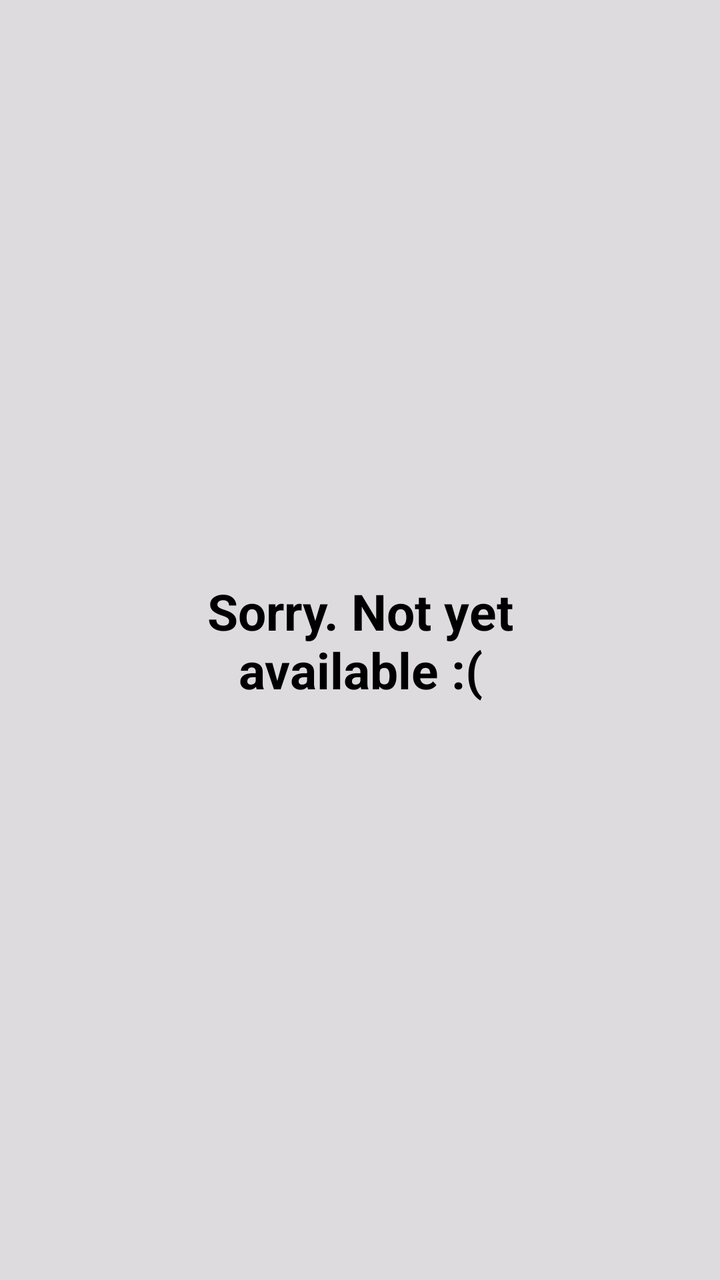
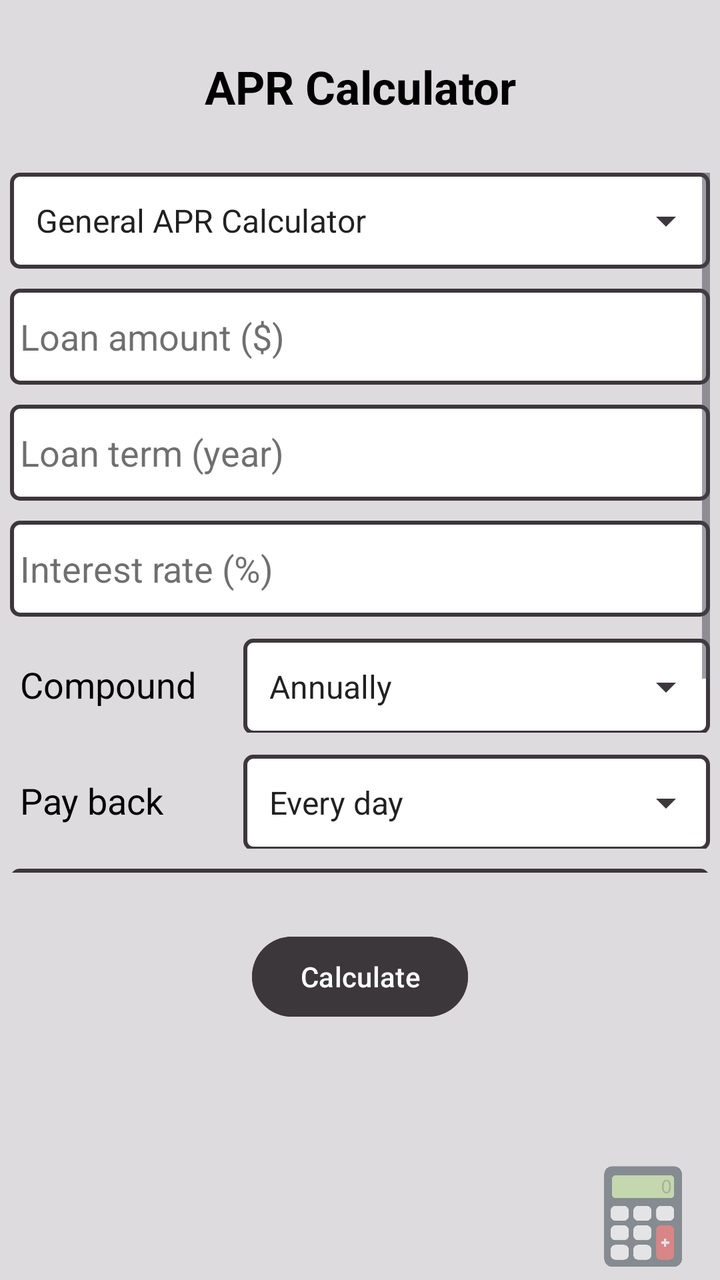

Compare the two renders of this Android layout. The source of the first and the diff that turns it into the second are given below.
<!-- AndroidManifest.xml: application theme Theme.FinCal -->
<!-- res/layout/activity_category1_option9.xml -->
<?xml version="1.0" encoding="utf-8"?>
<androidx.constraintlayout.widget.ConstraintLayout xmlns:android="http://schemas.android.com/apk/res/android"
    xmlns:app="http://schemas.android.com/apk/res-auto"
    xmlns:tools="http://schemas.android.com/tools"
    android:id="@+id/main"
    android:layout_width="match_parent"
    android:layout_height="match_parent"
    android:background="@color/app_background"
    tools:context=".Category1Option9Activity">

    <TextView
        android:id="@+id/notReadyMessage"
        android:layout_width="271dp"
        android:layout_height="91dp"
        android:gravity="center"
        android:text="@string/not_available"
        android:textColor="@color/text_primary"
        android:textSize="25sp"
        android:textStyle="bold"
        app:layout_constraintBottom_toBottomOf="parent"
        app:layout_constraintEnd_toEndOf="parent"
        app:layout_constraintStart_toStartOf="parent"
        app:layout_constraintTop_toTopOf="parent" />
</androidx.constraintlayout.widget.ConstraintLayout>
<!-- resources referenced by this layout -->
<resources>
  <color name="app_background">#DDDBDE</color>
  <color name="text_primary">#000000</color>
  <string name="not_available">Sorry. Not yet available  :(</string>
  <style name="Theme.FinCal" parent="Base.Theme.FinCal" />
  <color name="button_navigation">#3B373B</color>
  <!-- unchanged entries left out for length: 1 -->
</resources>

<!-- the commit's change to res/layout/activity_category1_option9.xml (unified diff, before → after) -->
@@ -9,16 +9,318 @@
     tools:context=".Category1Option9Activity">
 
     <TextView
-        android:id="@+id/notReadyMessage"
-        android:layout_width="271dp"
-        android:layout_height="91dp"
+        android:id="@+id/optionsTitle"
+        android:layout_width="wrap_content"
+        android:layout_height="wrap_content"
         android:gravity="center"
-        android:text="@string/not_available"
+        android:text="@string/calc_apr"
         android:textColor="@color/text_primary"
-        android:textSize="25sp"
+        android:textSize="23sp"
         android:textStyle="bold"
+        app:layout_constraintBottom_toTopOf="@id/scrollView"
+        app:layout_constraintEnd_toEndOf="parent"
+        app:layout_constraintStart_toStartOf="parent"
+        app:layout_constraintTop_toTopOf="parent" />
+
+    <ScrollView
+        android:id="@+id/scrollView"
+        android:layout_width="350dp"
+        android:layout_height="350dp"
+        app:layout_constraintBottom_toTopOf="@id/calculateButton"
+        app:layout_constraintEnd_toEndOf="parent"
+        app:layout_constraintStart_toStartOf="parent"
+        app:layout_constraintTop_toBottomOf="@id/optionsTitle">
+
+        <LinearLayout
+            android:id="@+id/optionsLayout"
+            android:layout_width="match_parent"
+            android:layout_height="wrap_content"
+            android:orientation="vertical">
+
+
+            <Spinner
+                android:id="@+id/refAPRSpinner"
+                android:layout_width="match_parent"
+                android:layout_height="48dp"
+                android:layout_marginBottom="10dp"
+                android:background="@drawable/spinner_background"
+                android:entries="@array/ref_apr_options"
+                android:paddingStart="5dp"
+                android:paddingEnd="5dp"
+                android:theme="@style/ThemeOverlay.AppCompat.Light" />
+
+            <EditText
+                android:id="@+id/houseValue"
+                android:layout_width="match_parent"
+                android:layout_height="48dp"
+                android:layout_marginBottom="10dp"
+                android:background="@drawable/edit_text_border"
+                android:ems="10"
+                android:gravity="center_vertical"
+                android:hint="@string/house_value"
+                android:importantForAutofill="no"
+                android:inputType="numberDecimal"
+                android:paddingStart="5dp"
+                android:paddingEnd="5dp"
+                android:textColor="@color/text_primary"
+                android:textColorHint="@color/text_hint_color"
+                android:visibility="gone"
+                tools:ignore="DuplicateSpeakableTextCheck"
+                tools:visibility="visible" />
+
+            <EditText
+                android:id="@+id/downPayment"
+                android:layout_width="match_parent"
+                android:layout_height="48dp"
+                android:layout_marginBottom="10dp"
+                android:background="@drawable/edit_text_border"
+                android:ems="10"
+                android:gravity="center_vertical"
+                android:hint="@string/down_payment_percent"
+                android:importantForAutofill="no"
+                android:inputType="numberDecimal"
+                android:paddingStart="5dp"
+                android:paddingEnd="5dp"
+                android:textColor="@color/text_primary"
+                android:textColorHint="@color/text_hint_color"
+                android:visibility="gone"
+                tools:visibility="visible" />
+
+            <EditText
+                android:id="@+id/loanAmount"
+                android:layout_width="match_parent"
+                android:layout_height="48dp"
+                android:layout_marginBottom="10dp"
+                android:background="@drawable/edit_text_border"
+                android:ems="10"
+                android:gravity="center_vertical"
+                android:hint="@string/loan_amount"
+                android:importantForAutofill="no"
+                android:inputType="numberDecimal"
+                android:paddingStart="5dp"
+                android:paddingEnd="5dp"
+                android:textColor="@color/text_primary"
+                android:textColorHint="@color/text_hint_color"
+                android:visibility="visible" />
+
+            <EditText
+                android:id="@+id/loanTerm"
+                android:layout_width="match_parent"
+                android:layout_height="48dp"
+                android:layout_marginBottom="10dp"
+                android:background="@drawable/edit_text_border"
+                android:ems="10"
+                android:gravity="center_vertical"
+                android:hint="@string/loan_term"
+                android:importantForAutofill="no"
+                android:inputType="numberDecimal"
+                android:paddingStart="5dp"
+                android:paddingEnd="5dp"
+                android:textColor="@color/text_primary"
+                android:textColorHint="@color/text_hint_color"
+                android:visibility="visible" />
+
+            <EditText
+                android:id="@+id/interestRate"
+                android:layout_width="match_parent"
+                android:layout_height="48dp"
+                android:layout_marginBottom="10dp"
+                android:background="@drawable/edit_text_border"
+                android:ems="10"
+                android:gravity="center_vertical"
+                android:hint="@string/interest_rate"
+                android:importantForAutofill="no"
+                android:inputType="numberDecimal"
+                android:paddingStart="5dp"
+                android:paddingEnd="5dp"
+                android:textColor="@color/text_primary"
+                android:textColorHint="@color/text_hint_color"
+                android:visibility="visible" />
+
+            <LinearLayout
+                android:layout_width="match_parent"
+                android:layout_height="wrap_content"
+                android:orientation="horizontal"
+                android:paddingBottom="10dp">
+
+                <TextView
+                    android:layout_width="match_parent"
+                    android:layout_height="48dp"
+                    android:layout_weight="2"
+                    android:gravity="center_vertical"
+                    android:paddingStart="5dp"
+                    android:paddingEnd="5dp"
+                    android:text="@string/compound"
+                    android:textColor="@color/text_primary"
+                    android:textSize="18sp"
+                    tools:ignore="RtlSymmetry" />
+
+                <Spinner
+                    android:id="@+id/refCompoundSpinner"
+                    android:layout_width="match_parent"
+                    android:layout_height="48dp"
+                    android:layout_weight="1"
+                    android:background="@drawable/spinner_background"
+                    android:entries="@array/ref_compound_options"
+                    android:paddingStart="5dp"
+                    android:paddingEnd="5dp"
+                    android:theme="@style/ThemeOverlay.AppCompat.Light" />
+
+            </LinearLayout>
+
+            <LinearLayout
+                android:layout_width="match_parent"
+                android:layout_height="wrap_content"
+                android:orientation="horizontal"
+                android:paddingBottom="10dp">
+
+                <TextView
+                    android:layout_width="match_parent"
+                    android:layout_height="48dp"
+                    android:layout_weight="2"
+                    android:gravity="center_vertical"
+                    android:paddingStart="5dp"
+                    android:paddingEnd="5dp"
+                    android:text="@string/pay_back"
+                    android:textColor="@color/text_primary"
+                    android:textSize="18sp" />
+
+                <Spinner
+                    android:id="@+id/refPaybackSpinner"
+                    android:layout_width="match_parent"
+                    android:layout_height="48dp"
+                    android:layout_weight="1"
+                    android:background="@drawable/spinner_background"
+                    android:entries="@array/ref_payback_options"
+                    android:paddingStart="5dp"
+                    android:paddingEnd="5dp"
+                    android:theme="@style/ThemeOverlay.AppCompat.Light" />
+
+            </LinearLayout>
+
+            <EditText
+                android:id="@+id/loanFees"
+                android:layout_width="match_parent"
+                android:layout_height="48dp"
+                android:layout_marginBottom="10dp"
+                android:background="@drawable/edit_text_border"
+                android:ems="10"
+                android:gravity="center_vertical"
+                android:hint="@string/loaned_fees"
+                android:importantForAutofill="no"
+                android:inputType="numberDecimal"
+                android:paddingStart="5dp"
+                android:paddingEnd="5dp"
+                android:textColor="@color/text_primary"
+                android:textColorHint="@color/text_hint_color"
+                android:visibility="visible" />
+
+            <EditText
+                android:id="@+id/upfrontFees"
+                android:layout_width="match_parent"
+                android:layout_height="48dp"
+                android:layout_marginBottom="10dp"
+                android:background="@drawable/edit_text_border"
+                android:ems="10"
+                android:gravity="center_vertical"
+                android:hint="@string/upfront_fees"
+                android:importantForAutofill="no"
+                android:inputType="numberDecimal"
+                android:paddingStart="5dp"
+                android:paddingEnd="5dp"
+                android:textColor="@color/text_primary"
+                android:textColorHint="@color/text_hint_color"
+                android:visibility="visible" />
+
+
+            <EditText
+                android:id="@+id/mortgageLoanFees"
+                android:layout_width="match_parent"
+                android:layout_height="48dp"
+                android:layout_marginBottom="10dp"
+                android:background="@drawable/edit_text_border"
+                android:ems="10"
+                android:gravity="center_vertical"
+                android:hint="@string/loan_fees"
+                android:importantForAutofill="no"
+                android:inputType="numberDecimal"
+                android:paddingStart="5dp"
+                android:paddingEnd="5dp"
+                android:textColor="@color/text_primary"
+                android:textColorHint="@color/text_hint_color"
+                android:visibility="gone"
+                tools:visibility="visible" />
+
+            <EditText
+                android:id="@+id/points"
+                android:layout_width="match_parent"
+                android:layout_height="48dp"
+                android:layout_marginBottom="10dp"
+                android:background="@drawable/edit_text_border"
+                android:ems="10"
+                android:gravity="center_vertical"
+                android:hint="@string/points_discount_points"
+                android:importantForAutofill="no"
+                android:inputType="numberDecimal"
+                android:paddingStart="5dp"
+                android:paddingEnd="5dp"
+                android:textColor="@color/text_primary"
+                android:textColorHint="@color/text_hint_color"
+                android:visibility="gone"
+                tools:visibility="visible" />
+
+            <EditText
+                android:id="@+id/pmiInsurance"
+                android:layout_width="match_parent"
+                android:layout_height="48dp"
+                android:layout_marginBottom="10dp"
+                android:background="@drawable/edit_text_border"
+                android:ems="10"
+                android:gravity="center_vertical"
+                android:hint="@string/pmi_insurance_per_year"
+                android:importantForAutofill="no"
+                android:inputType="numberDecimal"
+                android:paddingStart="5dp"
+                android:paddingEnd="5dp"
+                android:textColor="@color/text_primary"
+                android:textColorHint="@color/text_hint_color"
+                android:visibility="gone"
+                tools:visibility="visible" />
+
+            <LinearLayout
+                android:id="@+id/resultContainer"
+                android:layout_width="match_parent"
+                android:layout_height="wrap_content"
+                android:layout_marginBottom="20dp"
+                android:orientation="vertical" />
+
+
+        </LinearLayout>
+    </ScrollView>
+
+    <Button
+        android:id="@+id/calculateButton"
+        android:layout_width="wrap_content"
+        android:layout_height="wrap_content"
+        android:layout_marginBottom="100dp"
+        android:backgroundTint="@color/button_calculate"
+        android:text="@string/calculate_button"
+        android:textColor="@color/text_secondary"
         app:layout_constraintBottom_toBottomOf="parent"
         app:layout_constraintEnd_toEndOf="parent"
         app:layout_constraintStart_toStartOf="parent"
-        app:layout_constraintTop_toTopOf="parent" />
+        app:layout_constraintTop_toBottomOf="@id/scrollView" />
+
+    <ImageView
+        android:id="@+id/logo"
+        android:layout_width="67dp"
+        android:layout_height="73dp"
+        android:layout_marginEnd="5dp"
+        android:layout_marginBottom="-5dp"
+        android:alpha=".5"
+        android:importantForAccessibility="no"
+        app:layout_constraintBottom_toBottomOf="parent"
+        app:layout_constraintEnd_toEndOf="parent"
+        app:srcCompat="@drawable/logo"
+        tools:ignore="ImageContrastCheck,VisualLintBounds" />
 </androidx.constraintlayout.widget.ConstraintLayout>
<!-- resource entries referenced after the edit -->
@@ -1,9 +1,91 @@
 <!-- resources referenced by this layout -->
 <resources>
+  <string-array name="ref_apr_options">
+          <item>General APR Calculator</item>
+          <item>Mortgage APR Calculator</item>
+      </string-array>
+  <string-array name="ref_compound_options">
+          <item>Annually</item>
+          <item>Semi-annually</item>
+          <item>Quarterly</item>
+          <item>Monthly</item>
+          <item>Semi-monthly</item>
+          <item>Biweekly</item>
+          <item>Weekly</item>
+          <item>Daily</item>
+          <item>Continuously</item>
+      </string-array>
+  <string-array name="ref_payback_options">
+          <item>Every day</item>
+          <item>Every week</item>
+          <item>Every 2 weeks</item>
+          <item>Every half month</item>
+          <item>Every month</item>
+          <item>Every quarter</item>
+          <item>Every 6 Months</item>
+          <item>Every year</item>
+      </string-array>
   <color name="app_background">#DDDBDE</color>
+  <color name="button_calculate">#3B373B</color>
+  <color name="text_hint_color">#90000000</color>
   <color name="text_primary">#000000</color>
-  <string name="not_available">Sorry. Not yet available  :(</string>
+  <color name="text_secondary">#FFFFFFFF</color>
+  <!-- drawable edit_text_border (drawable) -->
+  <?xml version="1.0" encoding="utf-8"?>
+  <shape xmlns:android="http://schemas.android.com/apk/res/android"
+      android:shape="rectangle">
+      <solid android:color="@color/white" />
+      <stroke
+          android:width="2dp"
+          android:color="@color/text_third" />
+      <corners android:radius="4dp" />
+  </shape>
+  <!-- drawable logo: png bitmap (drawable, 17765 bytes) -->
+  <!-- drawable spinner_background (drawable) -->
+  <?xml version="1.0" encoding="utf-8"?>
+  <layer-list xmlns:android="http://schemas.android.com/apk/res/android">
+      <item>
+          <shape android:shape="rectangle">
+              <solid android:color="@color/white" />
+              <stroke
+                  android:width="2dp"
+                  android:color="@color/text_third" />
+              <corners android:radius="4dp" />
+          </shape>
+      </item>
+      <item
+          android:drawable="@drawable/ic_arrow_drop_down"
+          android:gravity="end|center_vertical"
+          android:right="10dp" />
+  </layer-list>
+  <string name="calc_apr">APR Calculator</string>
+  <string name="calculate_button">Calculate</string>
+  <string name="compound">Compound</string>
+  <string name="down_payment_percent">Down payment (%)</string>
+  <string name="house_value">House value ($)</string>
+  <string name="interest_rate">Interest rate (%)</string>
+  <string name="loan_amount">Loan amount ($)</string>
+  <string name="loan_fees">Loan fees ($)</string>
+  <string name="loan_term">Loan term (year)</string>
+  <string name="loaned_fees">Loaned fees ($)</string>
+  <string name="pay_back">Pay back</string>
+  <string name="pmi_insurance_per_year">PMI insurance ($) per year</string>
+  <string name="points_discount_points">Points (discount points)</string>
+  <string name="upfront_fees">Upfront fees ($)</string>
   <style name="Theme.FinCal" parent="Base.Theme.FinCal" />
+  <color name="white">#FFFFFFFF</color>
+  <color name="text_third">#3B373B</color>
+  <!-- drawable ic_arrow_drop_down (drawable) -->
+  <vector xmlns:android="http://schemas.android.com/apk/res/android"
+      android:width="24dp"
+      android:height="24dp"
+      android:viewportWidth="24"
+      android:viewportHeight="24"
+      android:tint="@color/text_third">
+      <path
+          android:fillColor="#000000"
+          android:pathData="M7,10l5,5l5,-5z"/>
+  </vector>
   <color name="button_navigation">#3B373B</color>
   <!-- unchanged entries left out for length: 1 -->
 </resources>
